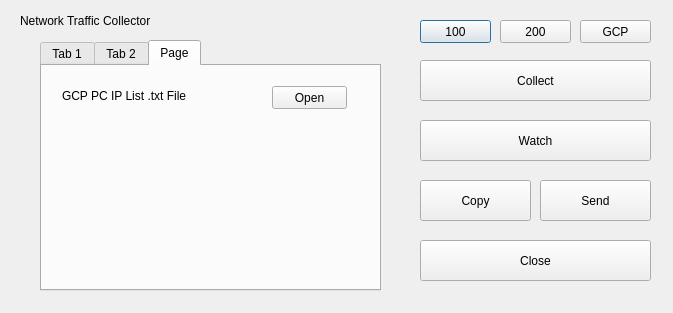
First picture: the form in src/CC_Server_GUI.ui, repository gunh0/tor-network-analyzer, before the edit.
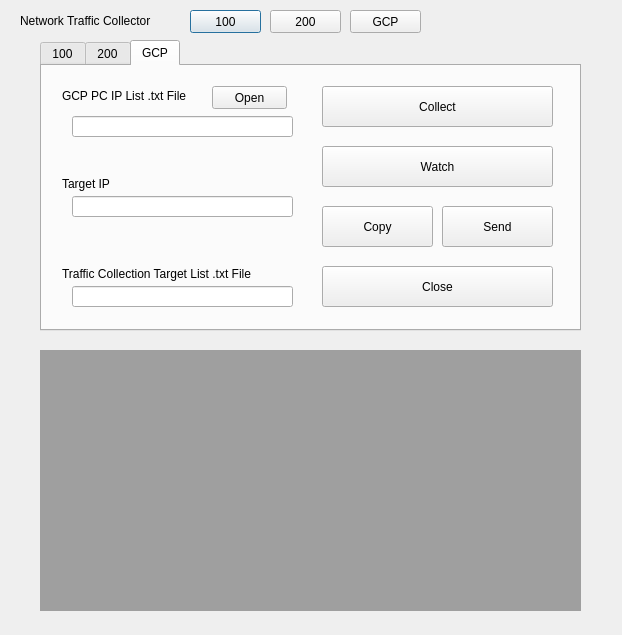
Second picture: the form after the edit.

```diff
--- a/src/CC_Server_GUI.ui
+++ b/src/CC_Server_GUI.ui
@@ -6,8 +6,8 @@
    <rect>
     <x>0</x>
     <y>0</y>
-    <width>673</width>
-    <height>313</height>
+    <width>622</width>
+    <height>635</height>
    </rect>
   </property>
   <property name="windowTitle">
@@ -16,8 +16,8 @@
   <widget class="QPushButton" name="btn_100">
    <property name="geometry">
     <rect>
-     <x>420</x>
-     <y>20</y>
+     <x>190</x>
+     <y>10</y>
      <width>71</width>
      <height>23</height>
     </rect>
@@ -29,8 +29,8 @@
   <widget class="QPushButton" name="btn_200">
    <property name="geometry">
     <rect>
-     <x>500</x>
-     <y>20</y>
+     <x>270</x>
+     <y>10</y>
      <width>71</width>
      <height>23</height>
     </rect>
@@ -42,8 +42,8 @@
   <widget class="QPushButton" name="btn_gcp">
    <property name="geometry">
     <rect>
-     <x>580</x>
-     <y>20</y>
+     <x>350</x>
+     <y>10</y>
      <width>71</width>
      <height>23</height>
     </rect>
@@ -52,71 +52,6 @@
     <string>GCP</string>
    </property>
   </widget>
-  <widget class="QPushButton" name="pushButton_4">
-   <property name="geometry">
-    <rect>
-     <x>420</x>
-     <y>60</y>
-     <width>231</width>
-     <height>41</height>
-    </rect>
-   </property>
-   <property name="text">
-    <string>Collect</string>
-   </property>
-  </widget>
-  <widget class="QPushButton" name="pushButton_5">
-   <property name="geometry">
-    <rect>
-     <x>420</x>
-     <y>120</y>
-     <width>231</width>
-     <height>41</height>
-    </rect>
-   </property>
-   <property name="text">
-    <string>Watch</string>
-   </property>
-  </widget>
-  <widget class="QPushButton" name="pushButton_6">
-   <property name="geometry">
-    <rect>
-     <x>420</x>
-     <y>180</y>
-     <width>111</width>
-     <height>41</height>
-    </rect>
-   </property>
-   <property name="text">
-    <string>Copy</string>
-   </property>
-  </widget>
-  <widget class="QPushButton" name="pushButton_7">
-   <property name="geometry">
-    <rect>
-     <x>540</x>
-     <y>180</y>
-     <width>111</width>
-     <height>41</height>
-    </rect>
-   </property>
-   <property name="text">
-    <string>Send</string>
-   </property>
-  </widget>
-  <widget class="QPushButton" name="pushButton_8">
-   <property name="geometry">
-    <rect>
-     <x>420</x>
-     <y>240</y>
-     <width>231</width>
-     <height>41</height>
-    </rect>
-   </property>
-   <property name="text">
-    <string>Close</string>
-   </property>
-  </widget>
   <widget class="QLabel" name="label">
    <property name="geometry">
     <rect>
@@ -135,8 +70,8 @@
     <rect>
      <x>40</x>
      <y>40</y>
-     <width>341</width>
-     <height>251</height>
+     <width>541</width>
+     <height>291</height>
     </rect>
    </property>
    <property name="currentIndex">
@@ -147,7 +82,7 @@
      <number>6</number>
     </property>
     <attribute name="title">
-     <string>Tab 1</string>
+     <string>100</string>
     </attribute>
     <widget class="QLineEdit" name="lineEdit">
      <property name="geometry">
@@ -270,10 +205,75 @@
       </rect>
      </property>
     </widget>
+    <widget class="QPushButton" name="pushButton_4">
+     <property name="geometry">
+      <rect>
+       <x>280</x>
+       <y>20</y>
+       <width>231</width>
+       <height>41</height>
+      </rect>
+     </property>
+     <property name="text">
+      <string>Collect</string>
+     </property>
+    </widget>
+    <widget class="QPushButton" name="pushButton_7">
+     <property name="geometry">
+      <rect>
+       <x>400</x>
+       <y>140</y>
+       <width>111</width>
+       <height>41</height>
+      </rect>
+     </property>
+     <property name="text">
+      <string>Send</string>
+     </property>
+    </widget>
+    <widget class="QPushButton" name="pushButton_5">
+     <property name="geometry">
+      <rect>
+       <x>280</x>
+       <y>80</y>
+       <width>231</width>
+       <height>41</height>
+      </rect>
+     </property>
+     <property name="text">
+      <string>Watch</string>
+     </property>
+    </widget>
+    <widget class="QPushButton" name="pushButton_6">
+     <property name="geometry">
+      <rect>
+       <x>280</x>
+       <y>140</y>
+       <width>111</width>
+       <height>41</height>
+      </rect>
+     </property>
+     <property name="text">
+      <string>Copy</string>
+     </property>
+    </widget>
+    <widget class="QPushButton" name="pushButton_8">
+     <property name="geometry">
+      <rect>
+       <x>280</x>
+       <y>200</y>
+       <width>231</width>
+       <height>41</height>
+      </rect>
+     </property>
+     <property name="text">
+      <string>Close</string>
+     </property>
+    </widget>
    </widget>
    <widget class="QWidget" name="ntc_200">
     <attribute name="title">
-     <string>Tab 2</string>
+     <string>200</string>
     </attribute>
     <widget class="QLabel" name="label_7">
      <property name="geometry">
@@ -399,7 +399,7 @@
    </widget>
    <widget class="QWidget" name="ntc_gcp">
     <attribute name="title">
-     <string>Page</string>
+     <string>GCP</string>
     </attribute>
     <widget class="QLabel" name="label_12">
      <property name="geometry">
@@ -417,7 +417,7 @@
     <widget class="QPushButton" name="pushButton">
      <property name="geometry">
       <rect>
-       <x>230</x>
+       <x>170</x>
        <y>20</y>
        <width>75</width>
        <height>23</height>
@@ -427,8 +427,139 @@
       <string>Open</string>
      </property>
     </widget>
+    <widget class="QPushButton" name="pushButton_14">
+     <property name="geometry">
+      <rect>
+       <x>400</x>
+       <y>140</y>
+       <width>111</width>
+       <height>41</height>
+      </rect>
+     </property>
+     <property name="text">
+      <string>Send</string>
+     </property>
+    </widget>
+    <widget class="QPushButton" name="pushButton_15">
+     <property name="geometry">
+      <rect>
+       <x>280</x>
+       <y>80</y>
+       <width>231</width>
+       <height>41</height>
+      </rect>
+     </property>
+     <property name="text">
+      <string>Watch</string>
+     </property>
+    </widget>
+    <widget class="QPushButton" name="pushButton_16">
+     <property name="geometry">
+      <rect>
+       <x>280</x>
+       <y>20</y>
+       <width>231</width>
+       <height>41</height>
+      </rect>
+     </property>
+     <property name="text">
+      <string>Collect</string>
+     </property>
+    </widget>
+    <widget class="QPushButton" name="pushButton_17">
+     <property name="geometry">
+      <rect>
+       <x>280</x>
+       <y>140</y>
+       <width>111</width>
+       <height>41</height>
+      </rect>
+     </property>
+     <property name="text">
+      <string>Copy</string>
+     </property>
+    </widget>
+    <widget class="QPushButton" name="pushButton_18">
+     <property name="geometry">
+      <rect>
+       <x>280</x>
+       <y>200</y>
+       <width>231</width>
+       <height>41</height>
+      </rect>
+     </property>
+     <property name="text">
+      <string>Close</string>
+     </property>
+    </widget>
+    <widget class="QLineEdit" name="lineEdit_11">
+     <property name="geometry">
+      <rect>
+       <x>30</x>
+       <y>220</y>
+       <width>221</width>
+       <height>21</height>
+      </rect>
+     </property>
+    </widget>
+    <widget class="QLabel" name="label_13">
+     <property name="geometry">
+      <rect>
+       <x>20</x>
+       <y>200</y>
+       <width>221</width>
+       <height>16</height>
+      </rect>
+     </property>
+     <property name="text">
+      <string>Traffic Collection Target List .txt File</string>
+     </property>
+    </widget>
+    <widget class="QLineEdit" name="lineEdit_12">
+     <property name="geometry">
+      <rect>
+       <x>30</x>
+       <y>50</y>
+       <width>221</width>
+       <height>21</height>
+      </rect>
+     </property>
+    </widget>
+    <widget class="QLineEdit" name="lineEdit_13">
+     <property name="geometry">
+      <rect>
+       <x>30</x>
+       <y>130</y>
+       <width>221</width>
+       <height>21</height>
+      </rect>
+     </property>
+    </widget>
+    <widget class="QLabel" name="label_14">
+     <property name="geometry">
+      <rect>
+       <x>20</x>
+       <y>110</y>
+       <width>61</width>
+       <height>16</height>
+      </rect>
+     </property>
+     <property name="text">
+      <string>Target IP</string>
+     </property>
+    </widget>
    </widget>
   </widget>
+  <widget class="QMdiArea" name="mdiArea">
+   <property name="geometry">
+    <rect>
+     <x>40</x>
+     <y>350</y>
+     <width>541</width>
+     <height>261</height>
+    </rect>
+   </property>
+  </widget>
  </widget>
  <resources/>
  <connections/>
```
Left out of the diff: 70 changed lines with no effect on the pictures.
